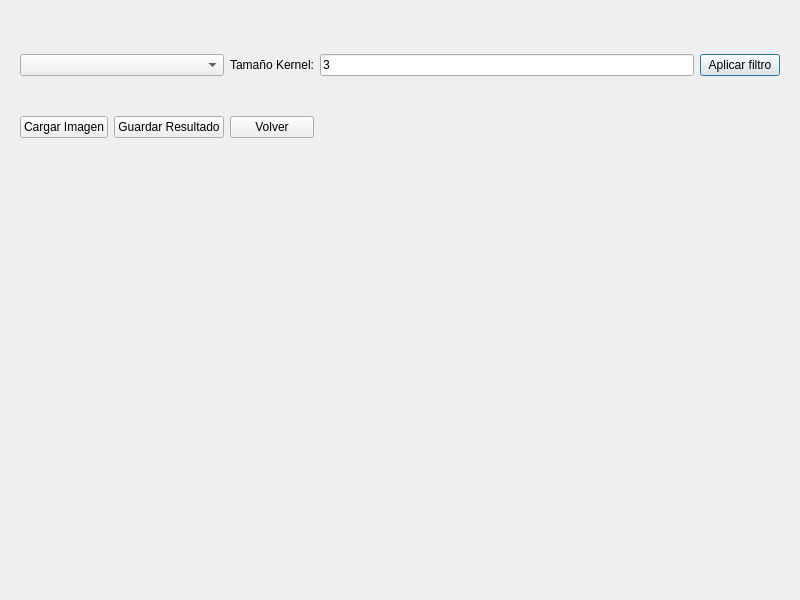
First picture: the form in VentanaPNG.ui, repository ISABELpolania18/ProyectoFinal29, before the edit.
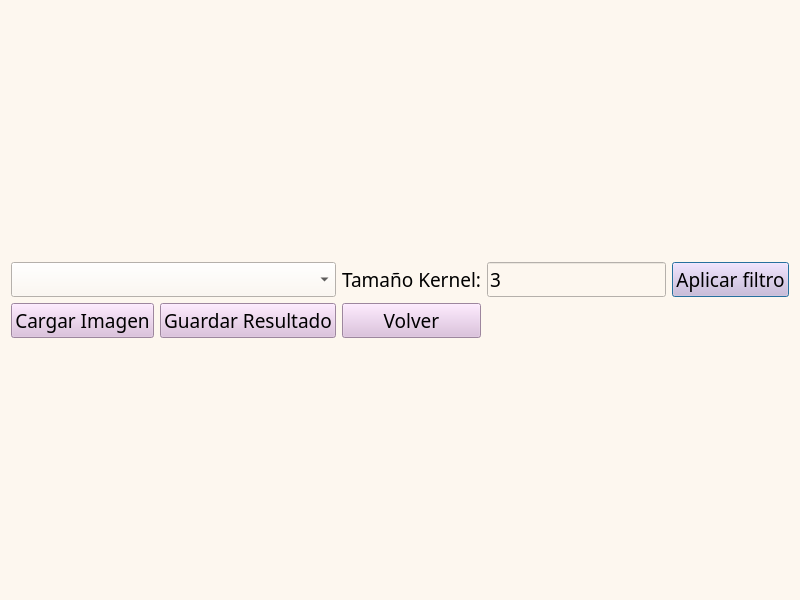
Second picture: the form after the edit.

```diff
--- a/VentanaPNG.ui
+++ b/VentanaPNG.ui
@@ -13,18 +13,30 @@
   <property name="windowTitle">
    <string>Procesamiento de Imágenes PNG</string>
   </property>
+  <property name="styleSheet">
+   <string notr="true">background-color: rgb(253, 247, 239);</string>
+  </property>
   <layout class="QVBoxLayout" name="verticalLayout">
    <item>
-    <widget class="QWidget" name="widget_botones">
      <layout class="QGridLayout" name="gridLayout_botones">
-      <!-- Combo para filtros -->
       <item row="0" column="0" colspan="2">
-       <widget class="QComboBox" name="combo_filtros"/>
-      </item>
-
-      <!-- Entrada kernel -->
+      <widget class="QComboBox" name="combo_filtros">
+       <property name="font">
+        <font>
+         <family>Tw Cen MT Condensed</family>
+         <pointsize>14</pointsize>
+        </font>
+       </property>
+      </widget>
+     </item>
       <item row="0" column="2">
        <widget class="QLabel" name="label_kernel">
+       <property name="font">
+        <font>
+         <family>Tw Cen MT Condensed Extra Bold</family>
+         <pointsize>14</pointsize>
+        </font>
+       </property>
         <property name="text">
          <string>Tamaño Kernel:</string>
         </property>
@@ -32,6 +44,12 @@
       </item>
       <item row="0" column="3">
        <widget class="QLineEdit" name="entrada_kernel">
+       <property name="font">
+        <font>
+         <family>Tw Cen MT Condensed</family>
+         <pointsize>14</pointsize>
+        </font>
+       </property>
         <property name="text">
          <string>3</string>
         </property>
@@ -41,6 +59,15 @@
       <!-- Botón aplicar -->
       <item row="0" column="4">
        <widget class="QPushButton" name="boton_aplicar">
+       <property name="font">
+        <font>
+         <family>Tw Cen MT Condensed</family>
+         <pointsize>14</pointsize>
+        </font>
+       </property>
+       <property name="styleSheet">
+        <string notr="true">background-color: rgb(220, 187, 221);</string>
+       </property>
         <property name="text">
          <string>Aplicar filtro</string>
         </property>
@@ -50,6 +77,15 @@
       <!-- Botones cargar, guardar, volver -->
       <item row="1" column="0">
        <widget class="QPushButton" name="boton_cargar">
+       <property name="font">
+        <font>
+         <family>Tw Cen MT Condensed</family>
+         <pointsize>14</pointsize>
+        </font>
+       </property>
+       <property name="styleSheet">
+        <string notr="true">background-color: rgb(220, 187, 221);</string>
+       </property>
         <property name="text">
          <string>Cargar Imagen</string>
         </property>
@@ -57,6 +93,15 @@
       </item>
       <item row="1" column="1">
        <widget class="QPushButton" name="boton_guardar">
+       <property name="font">
+        <font>
+         <family>Tw Cen MT Condensed</family>
+         <pointsize>14</pointsize>
+        </font>
+       </property>
+       <property name="styleSheet">
+        <string notr="true">background-color: rgb(220, 187, 221);</string>
+       </property>
         <property name="text">
          <string>Guardar Resultado</string>
         </property>
@@ -64,26 +109,24 @@
       </item>
       <item row="1" column="2">
        <widget class="QPushButton" name="boton_volver">
+       <property name="font">
+        <font>
+         <family>Tw Cen MT Condensed</family>
+         <pointsize>14</pointsize>
+        </font>
+       </property>
+       <property name="styleSheet">
+        <string notr="true">background-color: rgb(220, 187, 221);</string>
+       </property>
         <property name="text">
          <string>Volver</string>
         </property>
        </widget>
       </item>
      </layout>
-    </widget>
    </item>
-
-   <!-- Área para mostrar la imagen -->
    <item>
-    <widget class="QWidget" name="campo_grafico">
-     <property name="minimumSize">
-      <size>
-       <width>600</width>
-       <height>400</height>
-      </size>
-     </property>
      <layout class="QVBoxLayout" name="verticalLayout_grafico"/>
-    </widget>
    </item>
   </layout>
  </widget>
```
Left out of the diff: 4 changed lines with no effect on the pictures. Lines whose indentation alone changed are shown as unchanged.
